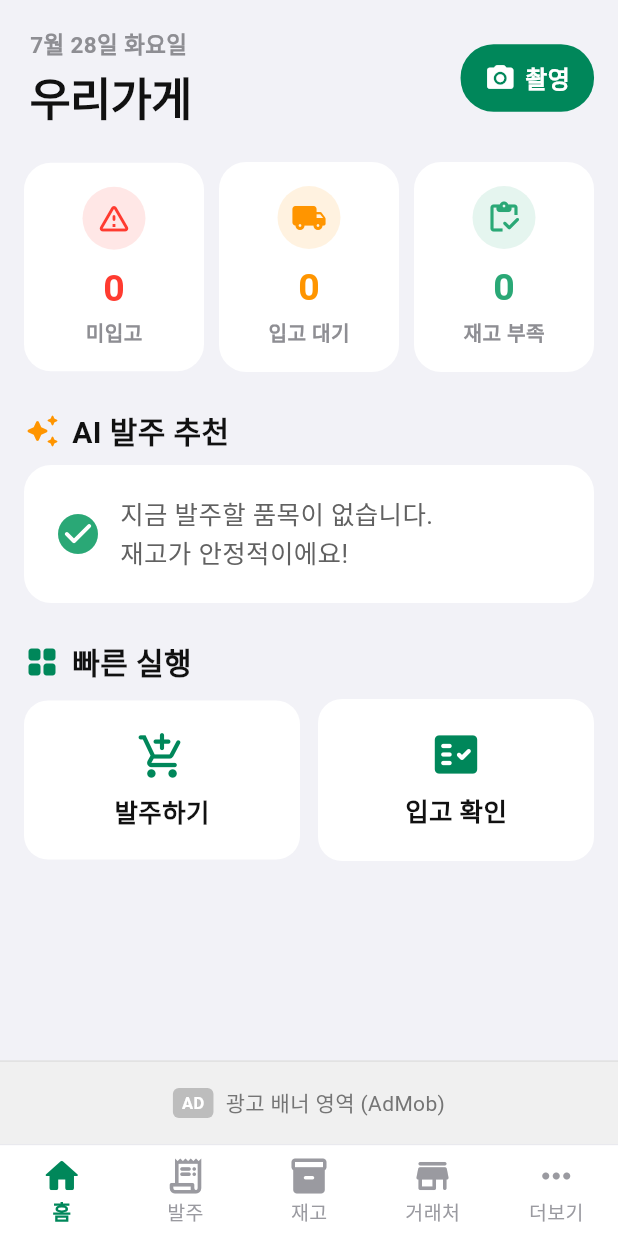
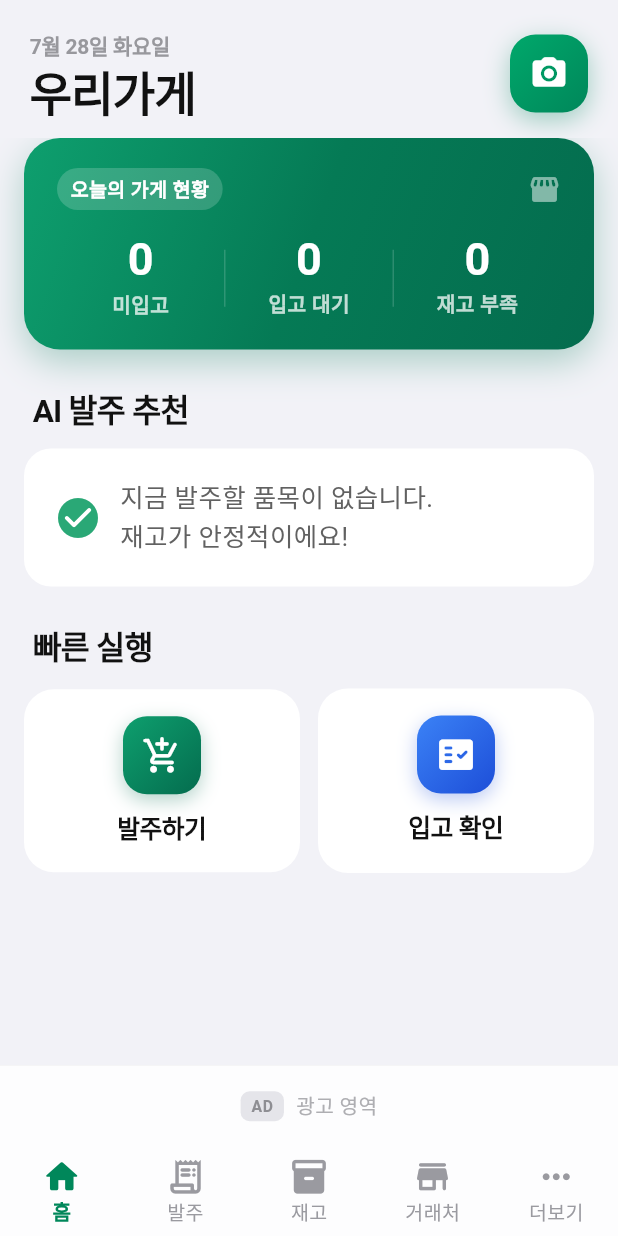
Before and after one commit to haechon-electronics/baljumania, a Flutter app: the screen it shows after launch, on a phone screen of 412 x 824 dp. Run offline on Flutter 3.47's test engine with Material 3 defaults, Android fonts, the phone set to English and light mode, and no system bars; our stand-ins replace cross_file, flutter_local_notifications, hive_flutter, image_picker, share_plus, timezone; missing offline and left inert: google_mlkit_text_recognition; accounts and stored records are empty; Roboto replaces fonts that are missing (Pretendard).

Commit message:
iOS 17/18 감성 디테일: 그라데이션 히어로 현황카드 + 위젯형 빠른실행 + 반투명 블러 탭바 + 세련된 광고배너 + 촬영 원형버튼

```diff
--- a/lib/main.dart
+++ b/lib/main.dart
@@ -1,3 +1,5 @@
+import 'dart:ui';
+
 import 'package:flutter/material.dart';
 import 'package:intl/date_symbol_data_local.dart';
 import 'package:provider/provider.dart';
@@ -61,35 +63,49 @@ class _MainShellState extends State<MainShell> {
   Widget build(BuildContext context) {
     return Scaffold(
       body: SafeArea(child: _screens[_index]),
-      bottomNavigationBar: Column(
+      // iOS식 반투명 블러 탭바
+      bottomNavigationBar: ClipRect(
+        child: BackdropFilter(
+          filter: ImageFilter.blur(sigmaX: 18, sigmaY: 18),
+          child: Container(
+            decoration: BoxDecoration(
+              color: Colors.white.withValues(alpha: 0.82),
+              border: const Border(
+                top: BorderSide(color: Color(0x33C6C6C8), width: 0.5),
+              ),
+            ),
+            child: Column(
               mainAxisSize: MainAxisSize.min,
               children: [
                 const AdBanner(),
-          Container(
-            height: 0.6,
-            color: const Color(0xFFE5E5EA),
-          ),
                 BottomNavigationBar(
                   currentIndex: _index,
                   onTap: (i) => setState(() => _index = i),
+                  backgroundColor: Colors.transparent,
+                  elevation: 0,
                   items: const [
                     BottomNavigationBarItem(
-                  icon: Icon(Icons.home_rounded, size: 28), label: '홈'),
+                        icon: Icon(Icons.home_rounded, size: 27),
+                        label: '홈'),
                     BottomNavigationBarItem(
-                  icon: Icon(Icons.receipt_long_rounded, size: 28),
+                        icon: Icon(Icons.receipt_long_rounded, size: 27),
                         label: '발주'),
                     BottomNavigationBarItem(
-                  icon: Icon(Icons.inventory_2_rounded, size: 28),
+                        icon: Icon(Icons.inventory_2_rounded, size: 27),
                         label: '재고'),
                     BottomNavigationBarItem(
-                  icon: Icon(Icons.store_rounded, size: 28), label: '거래처'),
+                        icon: Icon(Icons.store_rounded, size: 27),
+                        label: '거래처'),
                     BottomNavigationBarItem(
-                  icon: Icon(Icons.more_horiz_rounded, size: 28),
+                        icon: Icon(Icons.more_horiz_rounded, size: 27),
                         label: '더보기'),
                   ],
                 ),
               ],
             ),
+          ),
+        ),
+      ),
     );
   }
 }
--- a/lib/screens/home_screen.dart
+++ b/lib/screens/home_screen.dart
@@ -25,11 +25,11 @@ class HomeScreen extends StatelessWidget {
       backgroundColor: AppColors.background,
       body: CustomScrollView(
         slivers: [
-          // iOS 대형 타이틀 헤더 (화이트)
+          // iOS 대형 타이틀 헤더
           SliverToBoxAdapter(
             child: Container(
               color: AppColors.background,
-              padding: const EdgeInsets.fromLTRB(20, 18, 16, 6),
+              padding: const EdgeInsets.fromLTRB(20, 20, 20, 14),
               child: Row(
                 crossAxisAlignment: CrossAxisAlignment.center,
                 children: [
@@ -38,49 +38,53 @@ class HomeScreen extends StatelessWidget {
                       crossAxisAlignment: CrossAxisAlignment.start,
                       children: [
                         Text(today,
-                            style: const TextStyle(
-                                fontSize: 15,
+                            style: TextStyle(
+                                fontSize: 14,
                                 fontWeight: FontWeight.w600,
-                                color: AppColors.textGrey)),
-                        const SizedBox(height: 2),
+                                letterSpacing: -0.2,
+                                color: AppColors.textGrey
+                                    .withValues(alpha: 0.9))),
+                        const SizedBox(height: 3),
                         Text(
                           app.storeName,
                           style: const TextStyle(
-                              fontSize: 30,
+                              fontSize: 31,
                               fontWeight: FontWeight.w700,
-                              letterSpacing: -0.6,
+                              letterSpacing: -0.8,
+                              height: 1.1,
                               color: AppColors.textDark),
                         ),
                       ],
                     ),
                   ),
-                  Material(
-                    color: AppColors.primary,
-                    borderRadius: BorderRadius.circular(22),
-                    child: InkWell(
-                      borderRadius: BorderRadius.circular(22),
+                  // 촬영 버튼: 그라데이션 원형 (iOS 카메라 앱 느낌)
+                  GestureDetector(
                     onTap: () => Navigator.push(
                       context,
                       MaterialPageRoute(
                           builder: (_) => const SmartScanScreen()),
                     ),
-                      child: const Padding(
-                        padding: EdgeInsets.symmetric(
-                            horizontal: 16, vertical: 11),
-                        child: Row(
-                          mainAxisSize: MainAxisSize.min,
-                          children: [
-                            Icon(Icons.photo_camera_rounded,
-                                color: Colors.white, size: 21),
-                            SizedBox(width: 6),
-                            Text('촬영',
-                                style: TextStyle(
-                                    fontSize: 16,
-                                    fontWeight: FontWeight.w700,
-                                    color: Colors.white)),
+                    child: Container(
+                      width: 52,
+                      height: 52,
+                      decoration: BoxDecoration(
+                        gradient: const LinearGradient(
+                          begin: Alignment.topLeft,
+                          end: Alignment.bottomRight,
+                          colors: [Color(0xFF00A86B), Color(0xFF00875A)],
+                        ),
+                        borderRadius: BorderRadius.circular(17),
+                        boxShadow: [
+                          BoxShadow(
+                            color: const Color(0xFF00875A)
+                                .withValues(alpha: 0.35),
+                            blurRadius: 14,
+                            offset: const Offset(0, 5),
+                          ),
                         ],
                       ),
-                      ),
+                      child: const Icon(Icons.photo_camera_rounded,
+                          color: Colors.white, size: 26),
                     ),
                   ),
                 ],
@@ -88,33 +92,76 @@ class HomeScreen extends StatelessWidget {
             ),
           ),
 
-          // 요약 카드 3개
+          // 히어로 카드: 그라데이션 통합 현황 (토스/애플월렛 감성)
           SliverToBoxAdapter(
             child: Padding(
-              padding: const EdgeInsets.fromLTRB(16, 16, 16, 4),
-              child: Row(
+              padding: const EdgeInsets.fromLTRB(16, 0, 16, 4),
+              child: Container(
+                padding: const EdgeInsets.fromLTRB(22, 20, 22, 20),
+                decoration: BoxDecoration(
+                  gradient: const LinearGradient(
+                    begin: Alignment.topLeft,
+                    end: Alignment.bottomRight,
+                    colors: [
+                      Color(0xFF0E9F6E),
+                      Color(0xFF057A55),
+                      Color(0xFF046C4E),
+                    ],
+                  ),
+                  borderRadius: BorderRadius.circular(24),
+                  boxShadow: [
+                    BoxShadow(
+                      color: const Color(0xFF057A55)
+                          .withValues(alpha: 0.30),
+                      blurRadius: 20,
+                      offset: const Offset(0, 8),
+                    ),
+                  ],
+                ),
+                child: Column(
+                  crossAxisAlignment: CrossAxisAlignment.start,
                   children: [
-                  _SummaryCard(
-                    icon: Icons.warning_amber_rounded,
-                    color: AppColors.danger,
+                    Row(
+                      children: [
+                        Container(
+                          padding: const EdgeInsets.symmetric(
+                              horizontal: 9, vertical: 4),
+                          decoration: BoxDecoration(
+                            color: Colors.white.withValues(alpha: 0.18),
+                            borderRadius: BorderRadius.circular(20),
+                          ),
+                          child: const Text('오늘의 가게 현황',
+                              style: TextStyle(
+                                  fontSize: 13,
+                                  fontWeight: FontWeight.w600,
+                                  color: Colors.white)),
+                        ),
+                        const Spacer(),
+                        Icon(Icons.storefront_rounded,
+                            color: Colors.white.withValues(alpha: 0.5),
+                            size: 22),
+                      ],
+                    ),
+                    const SizedBox(height: 18),
+                    Row(
+                      children: [
+                        _HeroStat(
                             value: '${overdue.length}',
                             label: '미입고',
-                  ),
-                  const SizedBox(width: 10),
-                  _SummaryCard(
-                    icon: Icons.local_shipping_rounded,
-                    color: AppColors.accent,
+                            warn: overdue.isNotEmpty),
+                        _heroDivider(),
+                        _HeroStat(
                             value: '${pending.length}',
-                    label: '입고 대기',
-                  ),
-                  const SizedBox(width: 10),
-                  _SummaryCard(
-                    icon: Icons.inventory_rounded,
-                    color: AppColors.primaryLight,
+                            label: '입고 대기'),
+                        _heroDivider(),
+                        _HeroStat(
                             value: '${lowStock.length}',
                             label: '재고 부족',
+                            warn: lowStock.isNotEmpty),
+                      ],
                     ),
                   ],
+                ),
               ),
             ),
           ),
@@ -127,11 +174,8 @@ class HomeScreen extends StatelessWidget {
                 child: Column(
                   crossAxisAlignment: CrossAxisAlignment.start,
                   children: [
-                    const _SectionTitle(
-                        icon: Icons.notification_important_rounded,
-                        color: AppColors.danger,
-                        title: '미입고 알림'),
-                    const SizedBox(height: 8),
+                    const _SectionTitle(title: '미입고 알림'),
+                    const SizedBox(height: 10),
                     ...overdue.map((o) => _OverdueCard(order: o)),
                   ],
                 ),
@@ -145,11 +189,8 @@ class HomeScreen extends StatelessWidget {
               child: Column(
                 crossAxisAlignment: CrossAxisAlignment.start,
                 children: [
-                  const _SectionTitle(
-                      icon: Icons.auto_awesome_rounded,
-                      color: AppColors.accent,
-                      title: 'AI 발주 추천'),
-                  const SizedBox(height: 8),
+                  const _SectionTitle(title: 'AI 발주 추천'),
+                  const SizedBox(height: 10),
                   if (recs.isEmpty)
                     Card(
                       margin: EdgeInsets.zero,
@@ -181,23 +222,24 @@ class HomeScreen extends StatelessWidget {
             ),
           ),
 
-          // 빠른 메뉴
+          // 빠른 실행: iOS 위젯형 그라데이션 버튼
           SliverToBoxAdapter(
             child: Padding(
-              padding: const EdgeInsets.fromLTRB(16, 24, 16, 24),
+              padding: const EdgeInsets.fromLTRB(16, 24, 16, 28),
               child: Column(
                 crossAxisAlignment: CrossAxisAlignment.start,
                 children: [
-                  const _SectionTitle(
-                      icon: Icons.grid_view_rounded,
-                      color: AppColors.primary,
-                      title: '빠른 실행'),
-                  const SizedBox(height: 10),
+                  const _SectionTitle(title: '빠른 실행'),
+                  const SizedBox(height: 12),
                   Row(
                     children: [
                       _QuickButton(
                         icon: Icons.add_shopping_cart_rounded,
                         label: '발주하기',
+                        gradient: const [
+                          Color(0xFF0E9F6E),
+                          Color(0xFF046C4E)
+                        ],
                         onTap: () => Navigator.push(
                           context,
                           MaterialPageRoute(
@@ -208,6 +250,10 @@ class HomeScreen extends StatelessWidget {
                       _QuickButton(
                         icon: Icons.fact_check_rounded,
                         label: '입고 확인',
+                        gradient: const [
+                          Color(0xFF3B82F6),
+                          Color(0xFF1D4ED8)
+                        ],
                         onTap: () {
                           if (pending.isNotEmpty) {
                             Navigator.push(
@@ -237,76 +283,78 @@ class HomeScreen extends StatelessWidget {
   }
 }
 
-class _SummaryCard extends StatelessWidget {
-  final IconData icon;
-  final Color color;
+/// 히어로 카드 안 통계 항목
+class _HeroStat extends StatelessWidget {
   final String value;
   final String label;
+  final bool warn;
 
-  const _SummaryCard(
-      {required this.icon,
-      required this.color,
-      required this.value,
-      required this.label});
+  const _HeroStat(
+      {required this.value, required this.label, this.warn = false});
 
   @override
   Widget build(BuildContext context) {
     return Expanded(
-      child: Container(
-        padding: const EdgeInsets.symmetric(vertical: 16),
-        decoration: BoxDecoration(
-          color: Colors.white,
-          borderRadius: BorderRadius.circular(18),
-        ),
       child: Column(
         children: [
+          Row(
+            mainAxisAlignment: MainAxisAlignment.center,
+            crossAxisAlignment: CrossAxisAlignment.center,
+            children: [
+              Text(value,
+                  style: const TextStyle(
+                      fontSize: 30,
+                      fontWeight: FontWeight.w700,
+                      letterSpacing: -0.8,
+                      height: 1.0,
+                      color: Colors.white)),
+              if (warn) ...[
+                const SizedBox(width: 4),
                 Container(
-              width: 42,
-              height: 42,
-              decoration: BoxDecoration(
-                color: color.withValues(alpha: 0.12),
+                  width: 8,
+                  height: 8,
+                  decoration: const BoxDecoration(
+                    color: Color(0xFFFFD60A),
                     shape: BoxShape.circle,
                   ),
-              child: Icon(icon, color: color, size: 24),
                 ),
-            const SizedBox(height: 8),
-            Text(value,
+              ],
+            ],
+          ),
+          const SizedBox(height: 5),
+          Text(label,
               style: TextStyle(
-                    fontSize: 25,
-                    fontWeight: FontWeight.w700,
-                    letterSpacing: -0.5,
-                    color: color)),
-            const SizedBox(height: 2),
-            Text(label,
-                style: const TextStyle(
                   fontSize: 13.5,
                   fontWeight: FontWeight.w600,
-                    color: AppColors.textGrey)),
+                  color: Colors.white.withValues(alpha: 0.75))),
         ],
-        ),
       ),
     );
   }
 }
 
+Widget _heroDivider() => Container(
+      width: 0.8,
+      height: 38,
+      color: Colors.white.withValues(alpha: 0.20),
+    );
+
+/// iOS식 섹션 타이틀 (아이콘 없이 깔끔하게)
 class _SectionTitle extends StatelessWidget {
-  final IconData icon;
-  final Color color;
   final String title;
 
-  const _SectionTitle(
-      {required this.icon, required this.color, required this.title});
+  const _SectionTitle({required this.title});
 
   @override
   Widget build(BuildContext context) {
-    return Row(
-      children: [
-        Icon(icon, color: color, size: 24),
-        const SizedBox(width: 8),
-        Text(title,
+    return Padding(
+      padding: const EdgeInsets.only(left: 6),
+      child: Text(title,
           style: const TextStyle(
-                fontSize: 20, fontWeight: FontWeight.bold)),
-      ],
+              fontSize: 21,
+              fontWeight: FontWeight.w700,
+              letterSpacing: -0.5,
+              color: AppColors.textDark)),
     );
   }
 }
@@ -440,32 +488,59 @@ class _RecommendCard extends StatelessWidget {
   }
 }
 
+/// iOS 위젯형 빠른실행 버튼: 흰 카드 + 그라데이션 스쿼클 아이콘
 class _QuickButton extends StatelessWidget {
   final IconData icon;
   final String label;
+  final List<Color> gradient;
   final VoidCallback onTap;
 
-  const _QuickButton(
-      {required this.icon, required this.label, required this.onTap});
+  const _QuickButton({
+    required this.icon,
+    required this.label,
+    required this.gradient,
+    required this.onTap,
+  });
 
   @override
   Widget build(BuildContext context) {
     return Expanded(
       child: Material(
         color: Colors.white,
-        borderRadius: BorderRadius.circular(16),
+        borderRadius: BorderRadius.circular(20),
         child: InkWell(
-          borderRadius: BorderRadius.circular(16),
+          borderRadius: BorderRadius.circular(20),
           onTap: onTap,
           child: Container(
-            padding: const EdgeInsets.symmetric(vertical: 20),
+            padding: const EdgeInsets.symmetric(vertical: 18),
             child: Column(
               children: [
-                Icon(icon, color: AppColors.primary, size: 34),
-                const SizedBox(height: 8),
+                Container(
+                  width: 52,
+                  height: 52,
+                  decoration: BoxDecoration(
+                    gradient: LinearGradient(
+                      begin: Alignment.topLeft,
+                      end: Alignment.bottomRight,
+                      colors: gradient,
+                    ),
+                    borderRadius: BorderRadius.circular(16),
+                    boxShadow: [
+                      BoxShadow(
+                        color: gradient.last.withValues(alpha: 0.30),
+                        blurRadius: 10,
+                        offset: const Offset(0, 4),
+                      ),
+                    ],
+                  ),
+                  child: Icon(icon, color: Colors.white, size: 27),
+                ),
+                const SizedBox(height: 10),
                 Text(label,
                     style: const TextStyle(
-                        fontSize: 17, fontWeight: FontWeight.bold)),
+                        fontSize: 16.5,
+                        fontWeight: FontWeight.w600,
+                        letterSpacing: -0.3)),
               ],
             ),
           ),
--- a/lib/widgets/ad_banner.dart
+++ b/lib/widgets/ad_banner.dart
@@ -1,7 +1,7 @@
 import 'package:flutter/material.dart';
 
 /// AdMob 배너 자리 (전 화면 하단 공통)
-/// 웹 미리보기에서는 플레이스홀더로 표시,
+/// 웹 미리보기에서는 은은한 플레이스홀더로 표시,
 /// Android 빌드 시 google_mobile_ads 배너로 교체됩니다.
 class AdBanner extends StatelessWidget {
   const AdBanner({super.key});
@@ -9,32 +9,33 @@ class AdBanner extends StatelessWidget {
   @override
   Widget build(BuildContext context) {
     return Container(
-      height: 56,
+      height: 54,
       width: double.infinity,
-      decoration: BoxDecoration(
-        color: const Color(0xFFF0F0F0),
-        border: Border(
-          top: BorderSide(color: Colors.grey.shade300),
-        ),
-      ),
+      color: Colors.transparent,
+      alignment: Alignment.center,
       child: Row(
         mainAxisAlignment: MainAxisAlignment.center,
         children: [
           Container(
-            padding: const EdgeInsets.symmetric(horizontal: 6, vertical: 2),
+            padding:
+                const EdgeInsets.symmetric(horizontal: 7, vertical: 2.5),
             decoration: BoxDecoration(
-              color: Colors.grey.shade400,
-              borderRadius: BorderRadius.circular(4),
+              color: const Color(0xFFE5E5EA),
+              borderRadius: BorderRadius.circular(6),
             ),
             child: const Text('AD',
                 style: TextStyle(
-                    fontSize: 11,
-                    color: Colors.white,
-                    fontWeight: FontWeight.bold)),
+                    fontSize: 10.5,
+                    color: Color(0xFF8E8E93),
+                    fontWeight: FontWeight.w700,
+                    letterSpacing: 0.5)),
           ),
           const SizedBox(width: 8),
-          Text('광고 배너 영역 (AdMob)',
-              style: TextStyle(fontSize: 14, color: Colors.grey.shade600)),
+          const Text('광고 영역',
+              style: TextStyle(
+                  fontSize: 13.5,
+                  fontWeight: FontWeight.w500,
+                  color: Color(0xFFAEAEB2))),
         ],
       ),
     );
```
Lines whose indentation alone changed are shown as unchanged.
